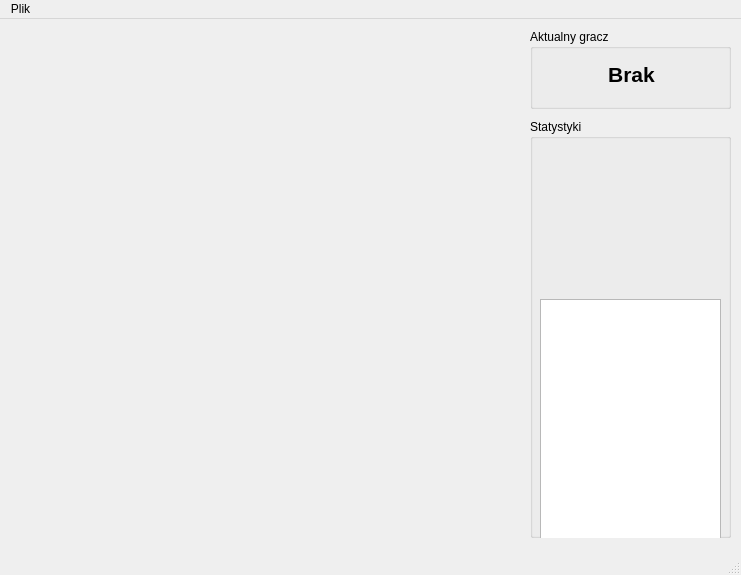
hun7err/Chess, file ui/mainwindow.ui: the form before one commit.
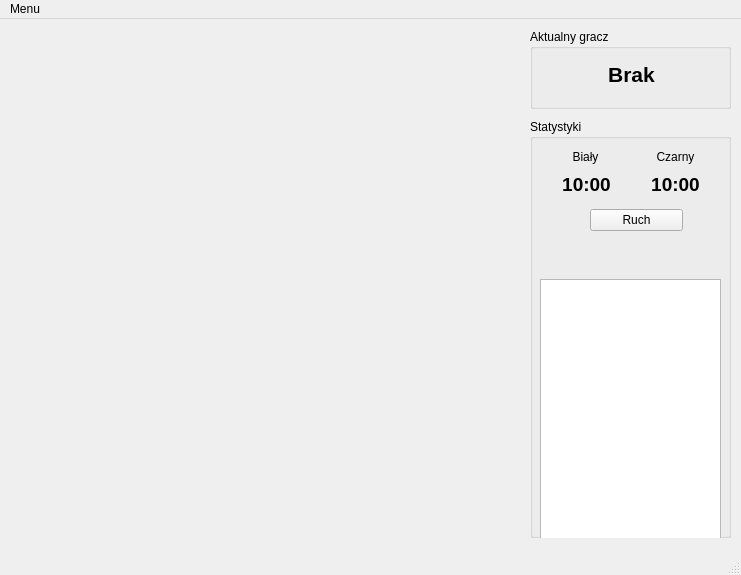
The form after the commit.

What changed in the file:
```diff
--- a/ui/mainwindow.ui
+++ b/ui/mainwindow.ui
@@ -75,9 +75,9 @@
      <property name="geometry">
       <rect>
        <x>10</x>
-       <y>180</y>
+       <y>160</y>
        <width>181</width>
-       <height>241</height>
+       <height>261</height>
       </rect>
      </property>
      <property name="autoScroll">
@@ -87,6 +87,97 @@
       <enum>QListView::TopToBottom</enum>
      </property>
     </widget>
+    <widget class="QLabel" name="label_2">
+     <property name="geometry">
+      <rect>
+       <x>110</x>
+       <y>30</y>
+       <width>71</width>
+       <height>16</height>
+      </rect>
+     </property>
+     <property name="text">
+      <string>Czarny</string>
+     </property>
+     <property name="alignment">
+      <set>Qt::AlignCenter</set>
+     </property>
+    </widget>
+    <widget class="QLabel" name="Time0">
+     <property name="geometry">
+      <rect>
+       <x>16</x>
+       <y>50</y>
+       <width>81</width>
+       <height>31</height>
+      </rect>
+     </property>
+     <property name="font">
+      <font>
+       <pointsize>14</pointsize>
+       <weight>75</weight>
+       <bold>true</bold>
+      </font>
+     </property>
+     <property name="text">
+      <string>10:00</string>
+     </property>
+     <property name="alignment">
+      <set>Qt::AlignCenter</set>
+     </property>
+    </widget>
+    <widget class="QLabel" name="Time1">
+     <property name="geometry">
+      <rect>
+       <x>100</x>
+       <y>50</y>
+       <width>91</width>
+       <height>31</height>
+      </rect>
+     </property>
+     <property name="font">
+      <font>
+       <pointsize>14</pointsize>
+       <weight>75</weight>
+       <bold>true</bold>
+      </font>
+     </property>
+     <property name="text">
+      <string>10:00</string>
+     </property>
+     <property name="alignment">
+      <set>Qt::AlignCenter</set>
+     </property>
+    </widget>
+    <widget class="QLabel" name="label">
+     <property name="geometry">
+      <rect>
+       <x>20</x>
+       <y>30</y>
+       <width>71</width>
+       <height>16</height>
+      </rect>
+     </property>
+     <property name="text">
+      <string>Biały</string>
+     </property>
+     <property name="alignment">
+      <set>Qt::AlignCenter</set>
+     </property>
+    </widget>
+    <widget class="QPushButton" name="pushButton">
+     <property name="geometry">
+      <rect>
+       <x>60</x>
+       <y>90</y>
+       <width>93</width>
+       <height>22</height>
+      </rect>
+     </property>
+     <property name="text">
+      <string>Ruch</string>
+     </property>
+    </widget>
    </widget>
   </widget>
   <widget class="QMenuBar" name="menuBar">
@@ -103,7 +194,7 @@
    </property>
    <widget class="QMenu" name="menuPlik">
     <property name="title">
-     <string>Plik</string>
+     <string>Menu</string>
     </property>
     <addaction name="actionNowa_gra"/>
     <addaction name="actionWyjd"/>
```
